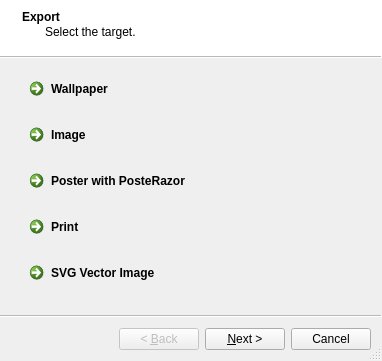
This is App/ExportWizard.ui in enricoros/fotowall as Qt 5 draws it before an edit. The edited form follows.
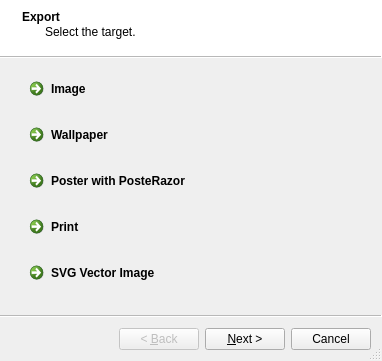
This is the edited form.

Commit message: Export/Print merge and printing size cleanup.

Diff of the .ui file:
```diff
--- a/App/ExportWizard.ui
+++ b/App/ExportWizard.ui
@@ -30,22 +30,6 @@
     <string notr="true">0</string>
    </attribute>
    <layout class="QVBoxLayout" name="verticalLayout_4">
-    <item>
-     <widget class="QCommandLinkButton" name="clWallpaper">
-      <property name="minimumSize">
-       <size>
-        <width>0</width>
-        <height>40</height>
-       </size>
-      </property>
-      <property name="text">
-       <string>Wallpaper</string>
-      </property>
-      <property name="nextPageId" stdset="0">
-       <number>1</number>
-      </property>
-     </widget>
-    </item>
     <item>
      <widget class="QCommandLinkButton" name="clImage">
       <property name="minimumSize">
@@ -62,6 +46,22 @@
       </property>
      </widget>
     </item>
+    <item>
+     <widget class="QCommandLinkButton" name="clWallpaper">
+      <property name="minimumSize">
+       <size>
+        <width>0</width>
+        <height>40</height>
+       </size>
+      </property>
+      <property name="text">
+       <string>Wallpaper</string>
+      </property>
+      <property name="nextPageId" stdset="0">
+       <number>1</number>
+      </property>
+     </widget>
+    </item>
     <item>
      <widget class="QCommandLinkButton" name="clPosteRazor">
       <property name="minimumSize">
```
Left out of the diff: 58 changed lines with no effect on the pictures. The commit also changes 5 other files.
